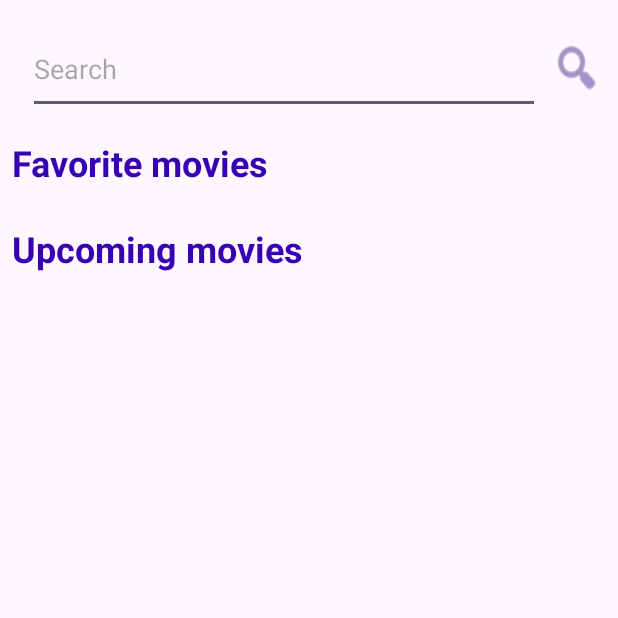
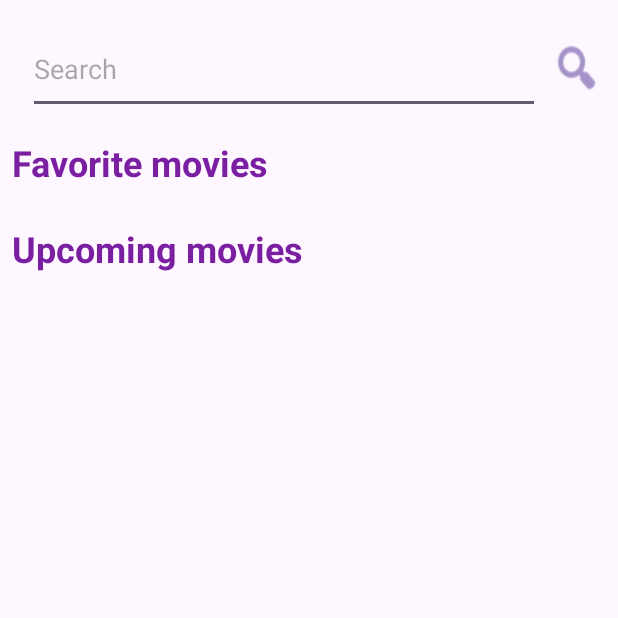
Before and after one commit to kanitakadusic/rma-cineaste, an Android app: the screen it shows after launch (MainActivity), on a phone screen of 412 x 824 dp, the top half of it. Run offline under Robolectric (Android 15) with nearby library versions, the phone set to English and light mode, and no system bars.

Commit message:
Edit purple_700

```diff
--- a/app/src/main/res/values/colors.xml
+++ b/app/src/main/res/values/colors.xml
@@ -3,5 +3,5 @@
     <color name="black">#FF000000</color>
     <color name="white">#FFFFFFFF</color>
 
-    <color name="purple_700">#FF3700B3</color>
+    <color name="purple_700">#7B1FA2</color>
 </resources>
```
